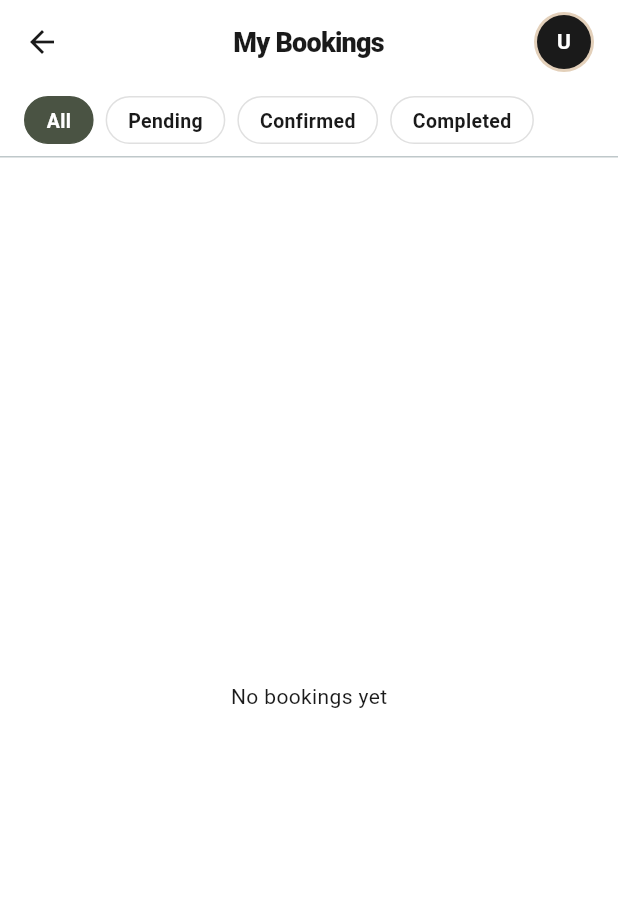
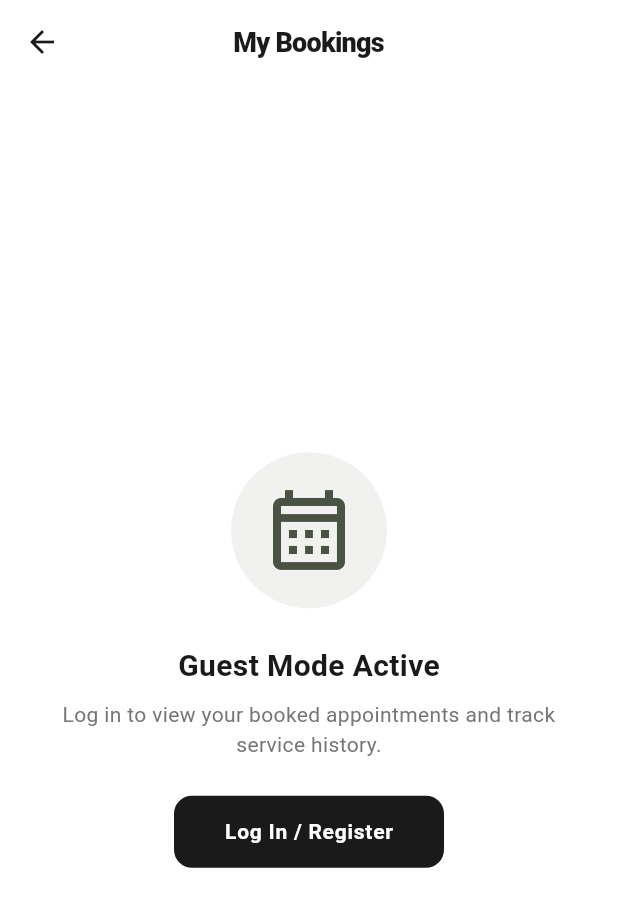
Before and after one commit to teamcloudruletechnologies-ai/service_app_final, a Flutter app: the BookingsScreen screen opened directly, on a phone screen of 412 x 824 dp. Shown: the top 907 px of the screen. Run offline on Flutter 3.47's test engine with Material 3 defaults, Android fonts, the phone set to English and light mode, and no system bars; our stand-ins replace cached_network_image, flutter_map, geolocator, latlong2, shared_preferences; accounts and stored records are empty.

Commit message:
updated n user app

```diff
--- a/user_app/lib/screens/bookings_screen.dart
+++ b/user_app/lib/screens/bookings_screen.dart
@@ -6,6 +6,7 @@ import '../providers/booking_provider.dart';
 import '../theme/app_theme.dart';
 import '../widgets/common_widgets.dart';
 import 'profile_screen.dart';
+import 'login_screen.dart';
 
 class BookingsScreen extends StatefulWidget {
   const BookingsScreen({super.key});
@@ -20,7 +21,11 @@ class _BookingsScreenState extends State<BookingsScreen> {
   @override
   void initState() {
     super.initState();
-    WidgetsBinding.instance.addPostFrameCallback((_) => _load());
+    WidgetsBinding.instance.addPostFrameCallback((_) {
+      if (context.read<AuthProvider>().isLoggedIn) {
+        _load();
+      }
+    });
   }
 
   void _load() {
@@ -82,7 +87,73 @@ class _BookingsScreenState extends State<BookingsScreen> {
 
   @override
   Widget build(BuildContext context) {
+    final auth = context.watch<AuthProvider>();
     final booking = context.watch<BookingProvider>();
+
+    if (!auth.isLoggedIn) {
+      return Scaffold(
+        backgroundColor: Colors.white,
+        appBar: AppBar(
+          title: const Text(
+            'My Bookings',
+            style: TextStyle(fontWeight: FontWeight.w800, fontSize: 18, color: Color(0xFF1A1A1A)),
+          ),
+          backgroundColor: Colors.white,
+          foregroundColor: Colors.black87,
+          elevation: 0,
+          surfaceTintColor: Colors.white,
+        ),
+        body: Center(
+          child: Padding(
+            padding: const EdgeInsets.all(28),
+            child: Column(
+              mainAxisAlignment: MainAxisAlignment.center,
+              children: [
+                Container(
+                  padding: const EdgeInsets.all(20),
+                  decoration: BoxDecoration(
+                    color: AppTheme.secondary.withOpacity(0.08),
+                    shape: BoxShape.circle,
+                  ),
+                  child: const Icon(Icons.calendar_month_outlined, size: 64, color: AppTheme.secondary),
+                ),
+                const SizedBox(height: 24),
+                const Text(
+                  'Guest Mode Active',
+                  style: TextStyle(fontSize: 20, fontWeight: FontWeight.bold, color: AppTheme.primary),
+                ),
+                const SizedBox(height: 8),
+                Text(
+                  'Log in to view your booked appointments and track service history.',
+                  textAlign: TextAlign.center,
+                  style: TextStyle(fontSize: 14, color: Colors.grey.shade600),
+                ),
+                const SizedBox(height: 24),
+                ElevatedButton(
+                  onPressed: () {
+                    Navigator.of(context).pushAndRemoveUntil(
+                      MaterialPageRoute(builder: (_) => const LoginScreen()),
+                      (_) => false,
+                    );
+                  },
+                  style: ElevatedButton.styleFrom(
+                    backgroundColor: AppTheme.primary,
+                    minimumSize: const Size(180, 48),
+                    shape: RoundedRectangleBorder(
+                      borderRadius: BorderRadius.circular(12),
+                    ),
+                  ),
+                  child: const Text(
+                    'Log In / Register',
+                    style: TextStyle(color: Colors.white, fontWeight: FontWeight.bold, fontSize: 14),
+                  ),
+                ),
+              ],
+            ),
+          ),
+        ),
+      );
+    }
 
     return Scaffold(
       backgroundColor: Colors.white,
--- a/user_app/lib/screens/menu_screen.dart
+++ b/user_app/lib/screens/menu_screen.dart
@@ -215,14 +215,32 @@ class MenuScreen extends StatelessWidget {
           ),
           const SizedBox(height: 24),
 
-          // Logout Button
-          OutlinedButton.icon(
+          // Login / Logout Button
+          auth.isLoggedIn
+              ? OutlinedButton.icon(
                   onPressed: () => _logout(context),
                   icon: const Icon(Icons.logout, color: Colors.red),
                   label: const Text('Logout', style: TextStyle(color: Colors.red)),
                   style: OutlinedButton.styleFrom(
                     minimumSize: const Size.fromHeight(52),
                     side: const BorderSide(color: Colors.red, width: 1.5),
+                    shape: RoundedRectangleBorder(
+                      borderRadius: BorderRadius.circular(16),
+                    ),
+                  ),
+                )
+              : ElevatedButton.icon(
+                  onPressed: () {
+                    Navigator.of(context).pushAndRemoveUntil(
+                      MaterialPageRoute(builder: (_) => const LoginScreen()),
+                      (_) => false,
+                    );
+                  },
+                  icon: const Icon(Icons.login, color: Colors.white),
+                  label: const Text('Log In / Register', style: TextStyle(color: Colors.white, fontWeight: FontWeight.bold)),
+                  style: ElevatedButton.styleFrom(
+                    backgroundColor: AppTheme.primary,
+                    minimumSize: const Size.fromHeight(52),
                     shape: RoundedRectangleBorder(
                       borderRadius: BorderRadius.circular(16),
                     ),
```
Lines whose indentation alone changed are shown as unchanged.
